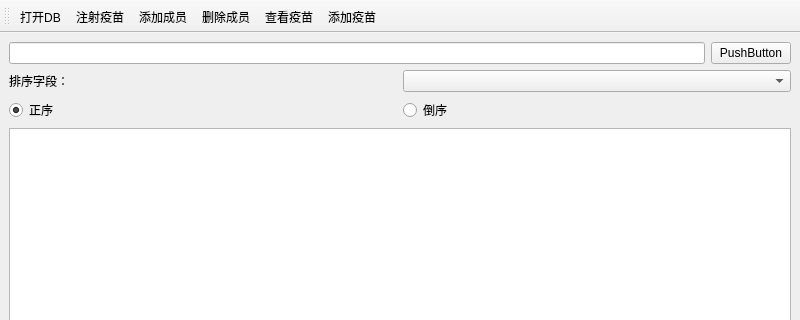
This is mainwindow.ui in LiYulin-s/CommunityVaccine as Qt 5 draws it before an edit; both pictures show x 0 to 800 and y 0 to 320 of the 800 by 600 pixel window. The edited form follows.
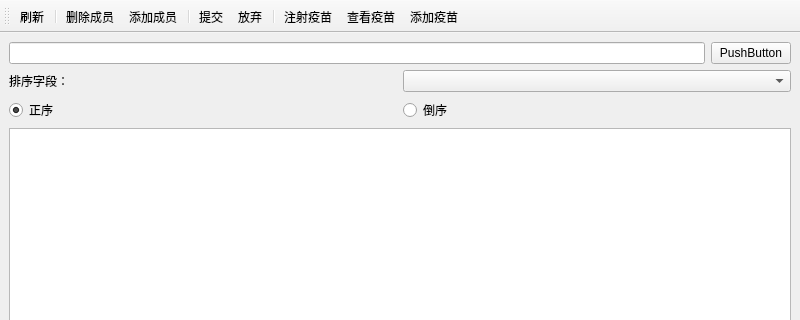
This is the edited form.

Commit message: 1. 将SQLite替换为MySQL 2. 将即时提交改为手动提交 3. 添加排序功能 4. 不完全的Android支持

What changed in the file:
```diff
--- a/mainwindow.ui
+++ b/mainwindow.ui
@@ -96,10 +96,15 @@
    <attribute name="toolBarBreak">
     <bool>false</bool>
    </attribute>
-   <addaction name="actOpen"/>
-   <addaction name="actGetVac"/>
-   <addaction name="actAdd"/>
+   <addaction name="actRefresh"/>
+   <addaction name="separator"/>
    <addaction name="actRemove"/>
+   <addaction name="actAdd"/>
+   <addaction name="separator"/>
+   <addaction name="actCommit"/>
+   <addaction name="actGiveUp"/>
+   <addaction name="separator"/>
+   <addaction name="actGetVac"/>
    <addaction name="actCheckV"/>
    <addaction name="actAddV"/>
   </widget>
@@ -108,16 +113,28 @@
    <property name="text">
     <string>添加成员</string>
    </property>
+   <property name="shortcut">
+    <string>Ctrl+N</string>
+   </property>
   </action>
-  <action name="actOpen">
+  <action name="actRefresh">
    <property name="text">
-    <string>打开DB</string>
+    <string>刷新</string>
+   </property>
+   <property name="toolTip">
+    <string>刷新</string>
+   </property>
+   <property name="shortcut">
+    <string>F5</string>
    </property>
   </action>
   <action name="actRemove">
    <property name="text">
     <string>删除成员</string>
    </property>
+   <property name="shortcut">
+    <string>Del</string>
+   </property>
   </action>
   <action name="actCheckV">
    <property name="text">
@@ -134,6 +151,22 @@
     <string>注射疫苗</string>
    </property>
   </action>
+  <action name="actCommit">
+   <property name="text">
+    <string>提交</string>
+   </property>
+   <property name="shortcut">
+    <string>Ctrl+S</string>
+   </property>
+  </action>
+  <action name="actGiveUp">
+   <property name="text">
+    <string>放弃</string>
+   </property>
+   <property name="shortcut">
+    <string>Esc</string>
+   </property>
+  </action>
  </widget>
  <resources/>
  <connections/>
```
The commit also changes 15 other files.
